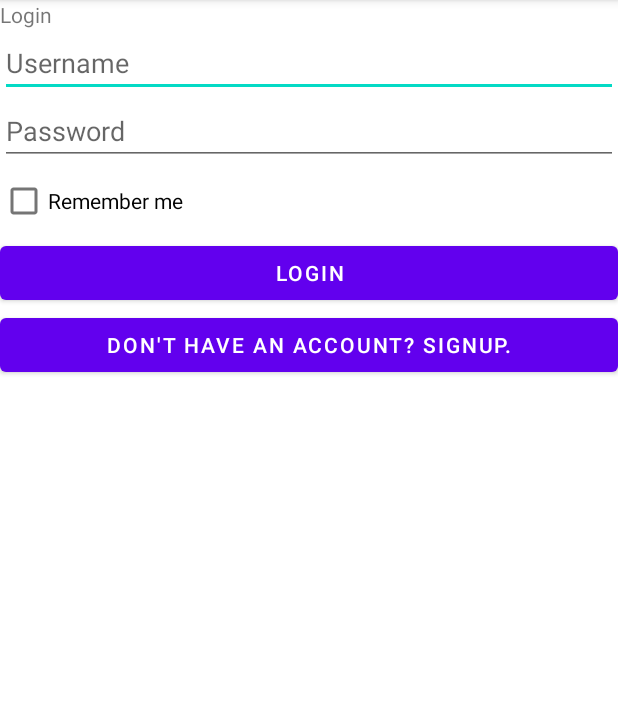
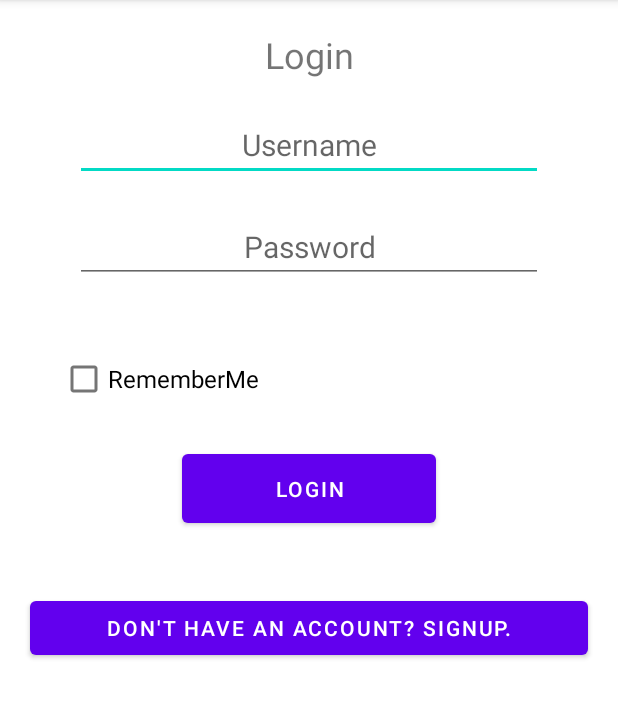
Before and after one commit to MohammedDarawad/QuickWorkout, an Android app: the screen it shows after launch (MainActivity), on a phone screen of 412 x 824 dp, the part 84-802 px from its top. Run offline under Robolectric (Android 15) with nearby library versions, the phone set to English and light mode, and no system bars.

Commit message:
initial commit

```diff
--- a/app/src/main/res/layout/activity_main.xml
+++ b/app/src/main/res/layout/activity_main.xml
@@ -1,51 +1,57 @@
 <?xml version="1.0" encoding="utf-8"?>
 <LinearLayout xmlns:android="http://schemas.android.com/apk/res/android"
-    xmlns:app="http://schemas.android.com/apk/res-auto"
     xmlns:tools="http://schemas.android.com/tools"
     android:layout_width="match_parent"
     android:layout_height="match_parent"
-    tools:context=".MainActivity"
-    android:orientation="vertical">
+    android:gravity="center_horizontal"
+    android:orientation="vertical"
+    android:scrollbarSize="10sp"
+    tools:context=".MainActivity">
 
     <TextView
         android:id="@+id/textView2"
         android:layout_width="match_parent"
         android:layout_height="wrap_content"
-        android:text="Login" />
+        android:layout_margin="20dp"
+        android:gravity="center_horizontal"
+        android:text="@string/loginString"
+        android:textSize="24sp" />
 
     <EditText
         android:id="@+id/edtUsername_Login"
+        style="@style/EditText"
+        android:hint="@string/usernameString" />
+
+    <EditText
+        android:id="@+id/edtPassword_Login"
+        style="@style/EditText"
         android:layout_width="match_parent"
         android:layout_height="wrap_content"
         android:ems="10"
-        android:hint="Username"
-        android:inputType="textPersonName" />
-
-    <EditText
-        android:id="@+id/edtPassword_Login"
-        android:layout_width="match_parent"
-        android:layout_height="wrap_content"
-        android:ems="10"
-        android:hint="Password"
-        android:inputType="textPersonName" />
+        android:hint="@string/passwordString"
+        android:inputType="textPassword" />
 
     <CheckBox
         android:id="@+id/cbRememberMe"
         android:layout_width="match_parent"
         android:layout_height="wrap_content"
-        android:text="Remember me" />
+        android:layout_marginLeft="40dp"
+        android:layout_marginTop="20dp"
+        android:layout_marginRight="40dp"
+        android:text="@string/rememberMeString"
+        android:textSize="16sp" />
 
     <Button
         android:id="@+id/btLogin"
+        style="@style/Button"
+        android:onClick="login"
+        android:text="@string/loginString" />
+
+    <Button
+        android:id="@+id/btSignup_Login"
+        style="@style/Button"
         android:layout_width="match_parent"
         android:layout_height="wrap_content"
-        android:text="Login"
-        android:onClick="login"/>
-
-    <Button
-        android:id="@+id/btSignuo_Login"
-        android:layout_width="match_parent"
-        android:layout_height="wrap_content"
-        android:text="Don't have an account? Signup."
-        android:onClick="signup"/>
+        android:onClick="signup"
+        android:text="@string/dontHaveAnAccountString" />
 </LinearLayout>
--- a/app/src/main/res/layout/activity_signup.xml
+++ b/app/src/main/res/layout/activity_signup.xml
@@ -60,7 +60,7 @@
     </RadioGroup>
 
     <Button
-        android:id="@+id/btSignuo_Login"
+        android:id="@+id/btSignup_Login"
         android:layout_width="match_parent"
         android:layout_height="wrap_content"
         android:text="Signup"
--- a/app/src/main/res/values/strings.xml
+++ b/app/src/main/res/values/strings.xml
@@ -3,4 +3,9 @@
     <string name="title_activity_home_screen">HomeScreen</string>
     <string name="tab_text_1">Tab 1</string>
     <string name="tab_text_2">Tab 2</string>
+    <string name="loginString">Login</string>
+    <string name="usernameString">Username</string>
+    <string name="passwordString">Password</string>
+    <string name="rememberMeString">RememberMe</string>
+    <string name="dontHaveAnAccountString">Don\'t Have An Account? Signup.</string>
 </resources>
--- /dev/null
+++ b/app/src/main/res/values/styles.xml
@@ -0,0 +1,21 @@
+<?xml version="1.0" encoding="utf-8"?>
+<resources>
+
+    <style name="EditText">
+        <item name="android:layout_width">match_parent</item>
+        <item name="android:layout_height">wrap_content</item>
+        <item name="android:layout_marginLeft">50dp</item>
+        <item name="android:layout_marginRight">50dp</item>
+        <item name="android:layout_marginBottom">20dp</item>
+        <item name="android:ems">10</item>
+        <item name="android:gravity">center_horizontal</item>
+        <item name="android:inputType">textPersonName</item>
+        <item name="android:textSize">20sp</item>
+    </style>
+
+    <style name="Button">
+        <item name="android:layout_width">169dp</item>
+        <item name="android:layout_height">58dp</item>
+        <item name="android:layout_margin">20dp</item>
+    </style>
+</resources>
```
